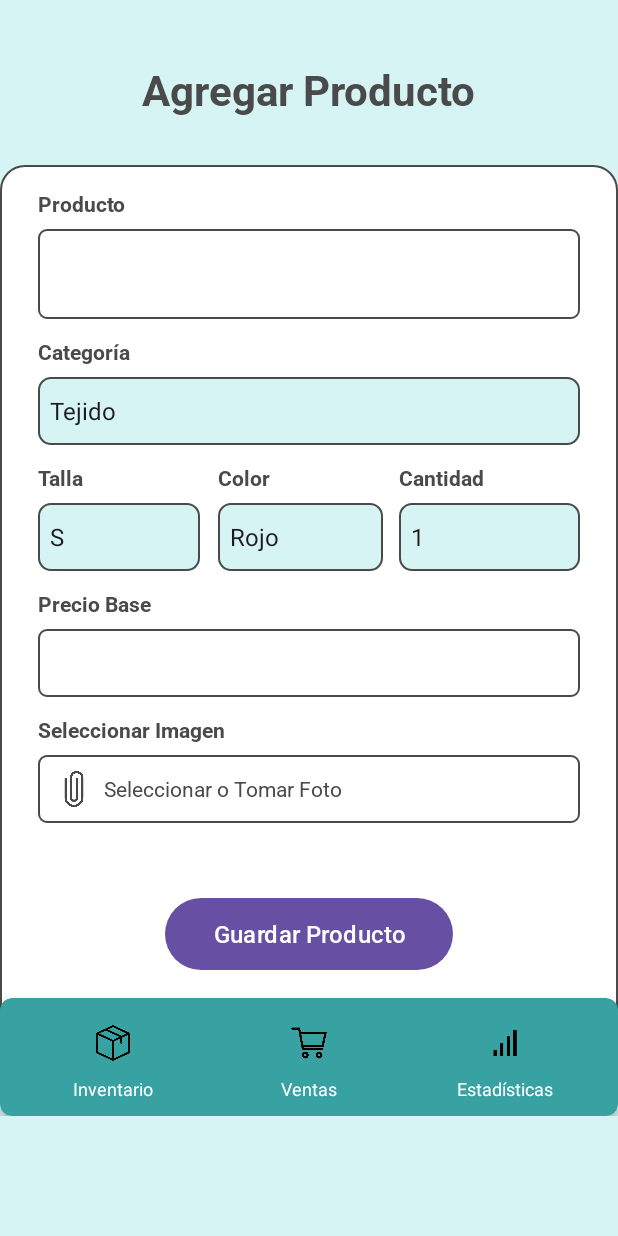
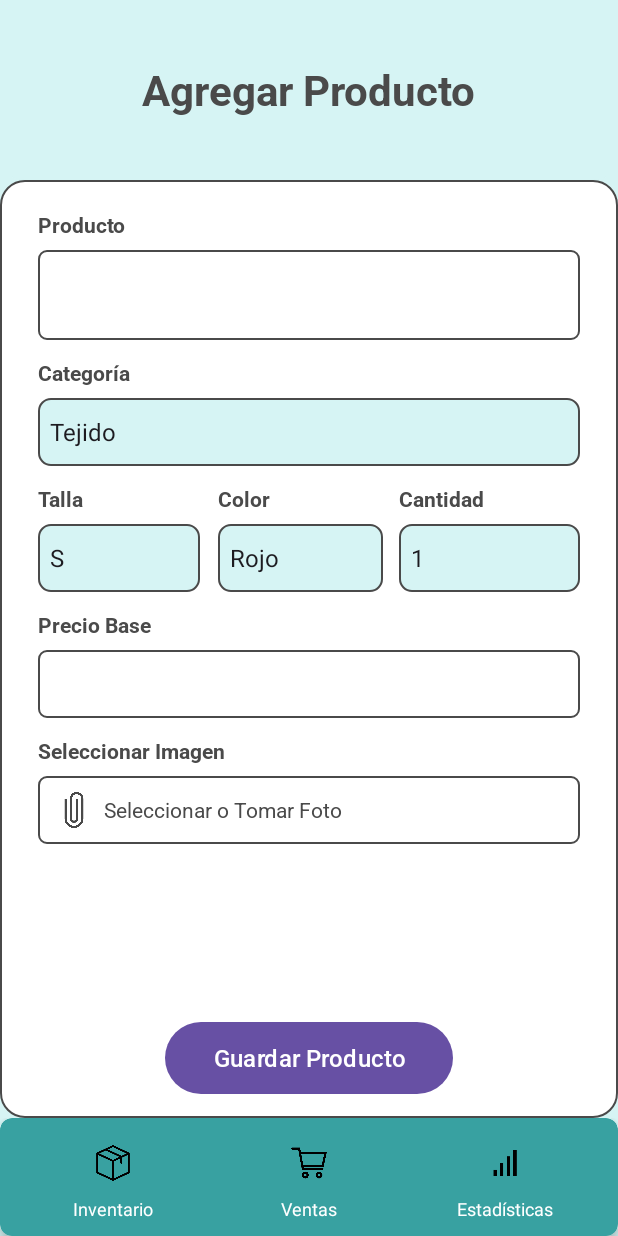
Before and after one commit to andresfsanchez74/Gujaturas, an Android app: the AgregarProducto screen opened directly, with no data from a screen before it, on a phone screen of 412 x 824 dp. Run offline under Robolectric (Android 15) with nearby library versions, the phone set to English and light mode, and no system bars; our stand-ins replace Firebase (no records; nobody signed in at launch, a user with empty details on screens opened directly).

Commit message:
falta storage

```diff
--- a/app/src/main/res/layout/activity_agregar_producto.xml
+++ b/app/src/main/res/layout/activity_agregar_producto.xml
@@ -1,18 +1,12 @@
 <?xml version="1.0" encoding="utf-8"?>
-<ScrollView
+<androidx.constraintlayout.widget.ConstraintLayout
     xmlns:android="http://schemas.android.com/apk/res/android"
     xmlns:app="http://schemas.android.com/apk/res-auto"
     android:layout_width="match_parent"
     android:layout_height="match_parent"
-    android:background="@color/celeste_claro"
-    android:fillViewport="true">
+    android:background="@color/celeste_claro">
 
-    <androidx.constraintlayout.widget.ConstraintLayout
-        android:layout_width="match_parent"
-        android:layout_height="wrap_content"
-        android:paddingBottom="80dp">
-
-        <!-- 1. Header con fondo curvo -->
+    <!-- Header con fondo curvo -->
     <FrameLayout
         android:id="@+id/header"
         android:layout_width="0dp"
@@ -33,19 +27,26 @@
             android:layout_gravity="center" />
     </FrameLayout>
 
-        <!-- 2. Sección blanca con borde y esquinas redondeadas -->
+    <!-- ScrollView con formulario -->
+    <ScrollView
+        android:id="@+id/scrollContent"
+        android:layout_width="0dp"
+        android:layout_height="0dp"
+        android:fillViewport="true"
+        app:layout_constraintTop_toBottomOf="@id/header"
+        app:layout_constraintStart_toStartOf="parent"
+        app:layout_constraintEnd_toEndOf="parent"
+        app:layout_constraintBottom_toTopOf="@id/footer">
+
         <LinearLayout
-            android:id="@+id/sectionWhite"
-            android:layout_width="0dp"
+            android:layout_width="match_parent"
             android:layout_height="wrap_content"
             android:orientation="vertical"
             android:background="@drawable/bg_section_white_rounded"
-            android:layout_marginTop="-10dp"
             android:paddingLeft="25dp"
             android:paddingRight="25dp"
-            app:layout_constraintTop_toBottomOf="@id/header"
-            app:layout_constraintStart_toStartOf="parent"
-            app:layout_constraintEnd_toEndOf="parent">
+            android:paddingTop="20dp"
+            android:paddingBottom="20dp">
 
             <!-- Producto -->
             <TextView
@@ -169,7 +170,6 @@
                         android:background="@drawable/spinner_small_round"
                         android:popupBackground="@color/blanco"/>
                 </LinearLayout>
-
             </LinearLayout>
 
             <!-- Precio Base -->
@@ -240,31 +240,45 @@
                     android:layout_marginStart="8dp" />
 
             </LinearLayout>
+        </LinearLayout>
+    </ScrollView>
 
+    <!-- Barra inferior con botón Guardar -->
+    <!-- Barra inferior con botón Guardar -->
+    <LinearLayout
+        android:id="@+id/bottomBar"
+        android:layout_width="0dp"
+        android:layout_height="wrap_content"
+        android:orientation="horizontal"
+        android:padding="16dp"
+        android:gravity="center"
+        android:elevation="2dp"
+        app:layout_constraintBottom_toTopOf="@id/footer"
+        app:layout_constraintStart_toStartOf="parent"
+        app:layout_constraintEnd_toEndOf="parent">
 
-            <!-- Guardar Producto -->
     <Button
         android:id="@+id/btnGuardarProducto"
         android:layout_width="wrap_content"
         android:layout_height="48dp"
-                android:layout_gravity="center_horizontal"
         android:paddingStart="32dp"
         android:paddingEnd="32dp"
         android:text="Guardar Producto"
         android:textSize="16sp"
         android:fontFamily="@font/roboto_medium"
         android:textColor="@android:color/white"
-                android:background="@drawable/btn_rounded_turquesa"
-                android:layout_marginTop="50dp"
-                android:layout_marginBottom="45dp" />
+        android:background="@drawable/btn_rounded_turquesa" />
     </LinearLayout>
 
+
+    <!-- Footer -->
     <include
         android:id="@+id/footer"
         layout="@layout/activity_footer"
+        android:layout_width="match_parent"
+        android:layout_height="wrap_content"
+        app:layout_constraintBottom_toBottomOf="parent"
         app:layout_constraintStart_toStartOf="parent"
-            app:layout_constraintEnd_toEndOf="parent"
-            app:layout_constraintBottom_toBottomOf="@id/sectionWhite" />
+        app:layout_constraintEnd_toEndOf="parent" />
 
 </androidx.constraintlayout.widget.ConstraintLayout>
-</ScrollView>
```
Also changed, not shown: app/src/main/java/com/example/gujaturas/AgregarProducto.kt (+35 -0 lines), app/src/main/java/com/example/gujaturas/EditarProducto.kt (+35 -0 lines), app/src/main/res/layout/activity_editar_producto.xml (+40 -26 lines). Lines whose indentation alone changed are shown as unchanged.
